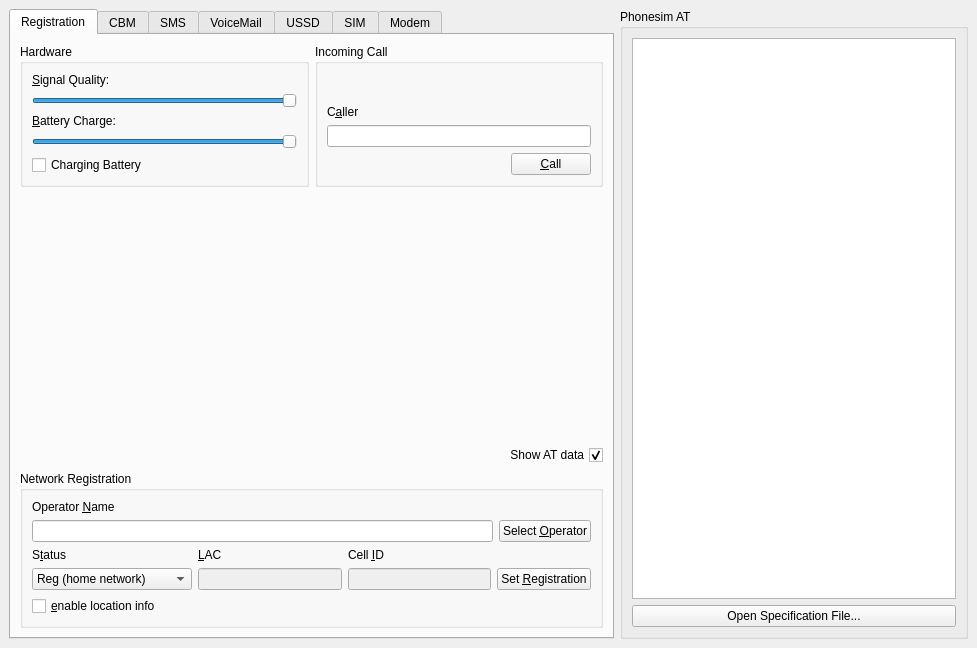
First picture: the form in src/controlbase.ui, repository jpakkane/ofono-phonesim, before the edit.
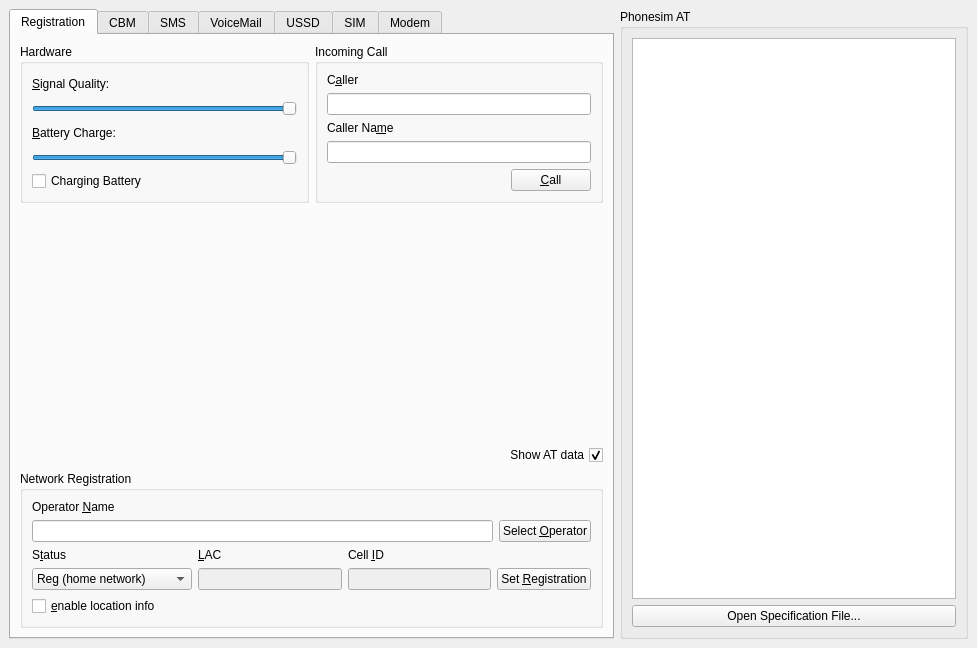
Second picture: the form after the edit.

```diff
--- a/src/controlbase.ui
+++ b/src/controlbase.ui
@@ -140,6 +140,22 @@
             <item>
              <widget class="QLineEdit" name="leCaller"/>
             </item>
+            <item>
+             <widget class="QLabel" name="lblCallerName">
+              <property name="text">
+               <string>Caller Na&amp;me</string>
+              </property>
+              <property name="alignment">
+               <set>Qt::AlignBottom|Qt::AlignLeading|Qt::AlignLeft</set>
+              </property>
+              <property name="buddy">
+               <cstring>leCallerName</cstring>
+              </property>
+             </widget>
+            </item>
+            <item>
+             <widget class="QLineEdit" name="leCallerName"/>
+            </item>
             <item>
              <layout class="QHBoxLayout">
               <property name="spacing">
```
